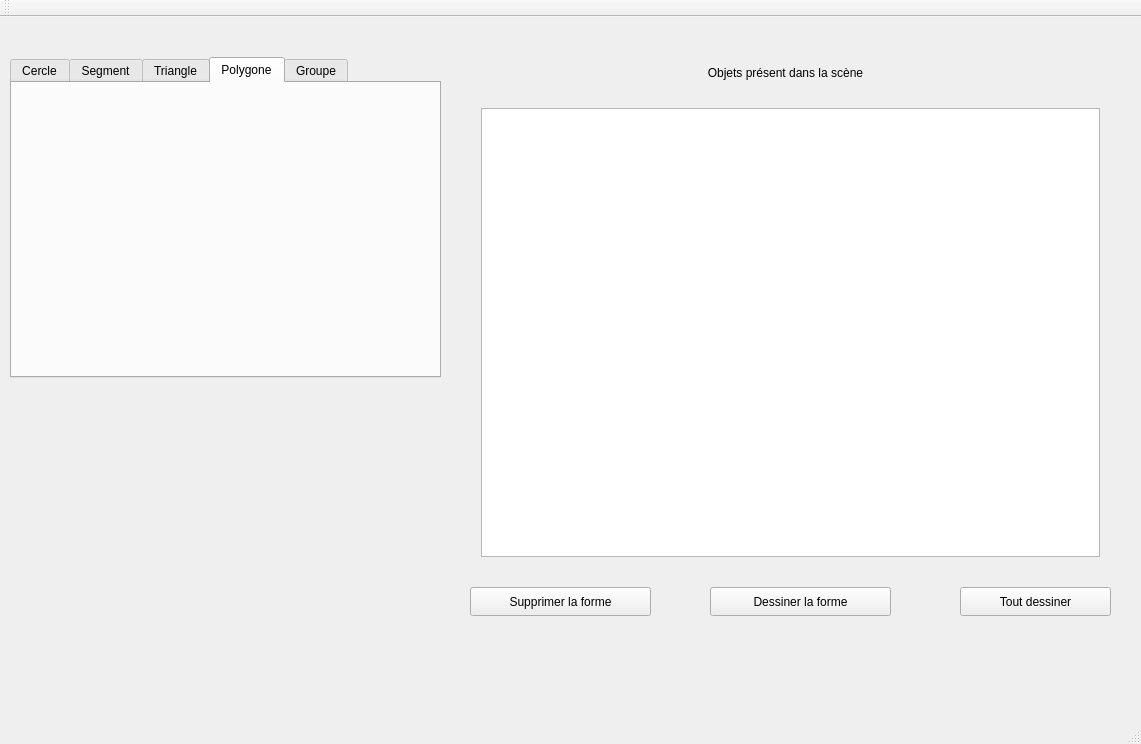
Qt form src/mainwindow.ui (lesquoyb/projet_synthese) before a commit.
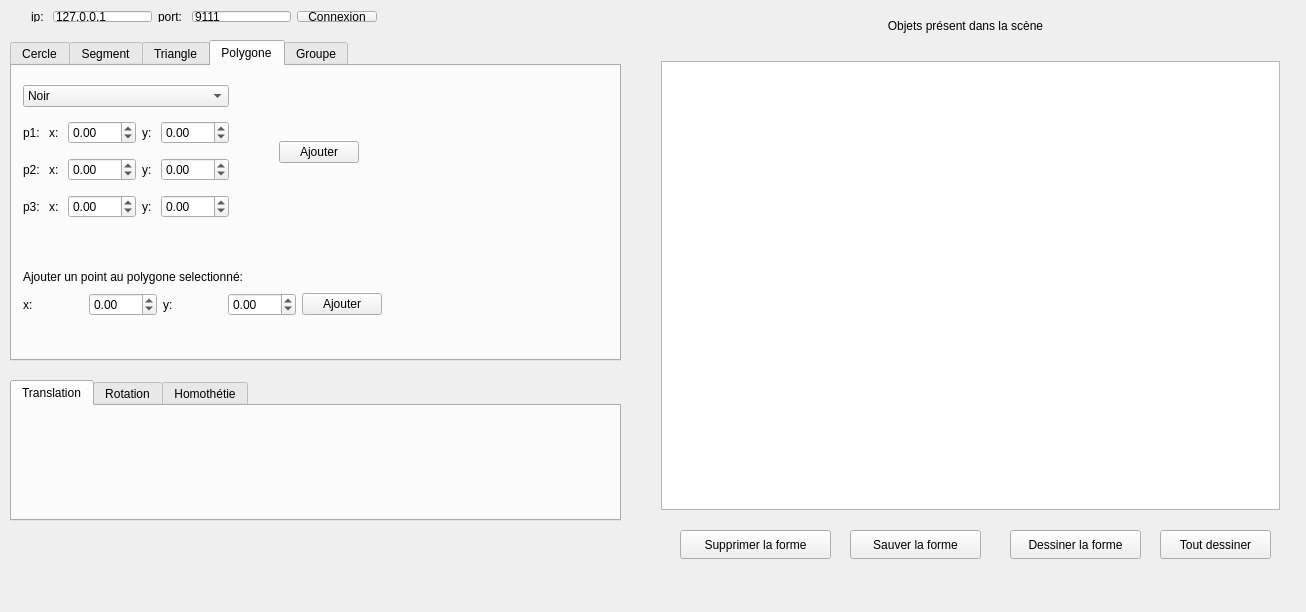
The same form after that commit. The open tabs and pages were chosen to show the change. Icons and pictures are not drawn.

```diff
--- a/src/mainwindow.ui
+++ b/src/mainwindow.ui
@@ -6,19 +6,19 @@
    <rect>
     <x>0</x>
     <y>0</y>
-    <width>1141</width>
-    <height>744</height>
+    <width>1306</width>
+    <height>612</height>
    </rect>
   </property>
   <property name="windowTitle">
-   <string>MainWindow</string>
+   <string>Dessinator: client</string>
   </property>
   <widget class="QWidget" name="centralWidget">
    <widget class="QLabel" name="label_5">
     <property name="geometry">
      <rect>
-      <x>670</x>
-      <y>40</y>
+      <x>850</x>
+      <y>10</y>
       <width>231</width>
       <height>31</height>
      </rect>
@@ -33,8 +33,8 @@
    <widget class="QWidget" name="verticalLayoutWidget">
     <property name="geometry">
      <rect>
-      <x>470</x>
-      <y>80</y>
+      <x>650</x>
+      <y>50</y>
       <width>641</width>
       <height>471</height>
      </rect>
@@ -50,12 +50,12 @@
      <rect>
       <x>10</x>
       <y>40</y>
-      <width>431</width>
+      <width>611</width>
       <height>321</height>
      </rect>
     </property>
     <property name="currentIndex">
-     <number>0</number>
+     <number>4</number>
     </property>
     <widget class="QWidget" name="tab">
      <attribute name="title">
@@ -796,19 +796,473 @@
      <attribute name="title">
       <string>Polygone</string>
      </attribute>
+     <widget class="QWidget" name="horizontalLayoutWidget_8">
+      <property name="geometry">
+       <rect>
+        <x>0</x>
+        <y>0</y>
+        <width>401</width>
+        <height>171</height>
+       </rect>
+      </property>
+      <layout class="QHBoxLayout" name="horizontalLayout_12">
+       <item>
+        <layout class="QVBoxLayout" name="verticalLayout_9">
+         <item>
+          <widget class="QComboBox" name="couleurPolygone">
+           <property name="editable">
+            <bool>false</bool>
+           </property>
+           <property name="currentText">
+            <string>Noir</string>
+           </property>
+           <item>
+            <property name="text">
+             <string>Noir</string>
+            </property>
+           </item>
+           <item>
+            <property name="text">
+             <string>Blanc</string>
+            </property>
+           </item>
+           <item>
+            <property name="text">
+             <string>Jaune</string>
+            </property>
+           </item>
+           <item>
+            <property name="text">
+             <string>Rouge</string>
+            </property>
+           </item>
+           <item>
+            <property name="text">
+             <string>Vert</string>
+            </property>
+           </item>
+           <item>
+            <property name="text">
+             <string>Bleu</string>
+            </property>
+           </item>
+          </widget>
+         </item>
+         <item>
+          <layout class="QHBoxLayout" name="horizontalLayout_13">
+           <item>
+            <widget class="QLabel" name="label_25">
+             <property name="text">
+              <string>p1: </string>
+             </property>
+            </widget>
+           </item>
+           <item>
+            <widget class="QLabel" name="label_26">
+             <property name="text">
+              <string>x: </string>
+             </property>
+            </widget>
+           </item>
+           <item>
+            <widget class="QDoubleSpinBox" name="pP1X">
+             <property name="toolTip">
+              <string>coordonnées en x du point</string>
+             </property>
+             <property name="minimum">
+              <double>-990.000000000000000</double>
+             </property>
+             <property name="maximum">
+              <double>999.990000000000009</double>
+             </property>
+             <property name="singleStep">
+              <double>10.000000000000000</double>
+             </property>
+            </widget>
+           </item>
+           <item>
+            <widget class="QLabel" name="label_27">
+             <property name="text">
+              <string>y: </string>
+             </property>
+            </widget>
+           </item>
+           <item>
+            <widget class="QDoubleSpinBox" name="pP1Y">
+             <property name="toolTip">
+              <string>coordonnées en y du point</string>
+             </property>
+             <property name="minimum">
+              <double>-990.000000000000000</double>
+             </property>
+             <property name="maximum">
+              <double>999.990000000000009</double>
+             </property>
+             <property name="singleStep">
+              <double>10.000000000000000</double>
+             </property>
+            </widget>
+           </item>
+          </layout>
+         </item>
+         <item>
+          <layout class="QHBoxLayout" name="horizontalLayout_14">
+           <item>
+            <widget class="QLabel" name="label_28">
+             <property name="text">
+              <string>p2: </string>
+             </property>
+            </widget>
+           </item>
+           <item>
+            <widget class="QLabel" name="label_29">
+             <property name="text">
+              <string>x: </string>
+             </property>
+            </widget>
+           </item>
+           <item>
+            <widget class="QDoubleSpinBox" name="pP2X">
+             <property name="toolTip">
+              <string>coordonnées en x du point</string>
+             </property>
+             <property name="minimum">
+              <double>-990.000000000000000</double>
+             </property>
+             <property name="maximum">
+              <double>999.990000000000009</double>
+             </property>
+             <property name="singleStep">
+              <double>10.000000000000000</double>
+             </property>
+            </widget>
+           </item>
+           <item>
+            <widget class="QLabel" name="label_30">
+             <property name="text">
+              <string>y: </string>
+             </property>
+            </widget>
+           </item>
+           <item>
+            <widget class="QDoubleSpinBox" name="pP2Y">
+             <property name="toolTip">
+              <string>coordonnées en y du point</string>
+             </property>
+             <property name="minimum">
+              <double>-990.000000000000000</double>
+             </property>
+             <property name="maximum">
+              <double>999.990000000000009</double>
+             </property>
+             <property name="singleStep">
+              <double>10.000000000000000</double>
+             </property>
+            </widget>
+           </item>
+          </layout>
+         </item>
+         <item>
+          <layout class="QHBoxLayout" name="horizontalLayout_15">
+           <item>
+            <widget class="QLabel" name="label_31">
+             <property name="text">
+              <string>p3: </string>
+             </property>
+            </widget>
+           </item>
+           <item>
+            <widget class="QLabel" name="label_32">
+             <property name="text">
+              <string>x: </string>
+             </property>
+            </widget>
+           </item>
+           <item>
+            <widget class="QDoubleSpinBox" name="pP3X">
+             <property name="toolTip">
+              <string>coordonnées en x du point</string>
+             </property>
+             <property name="minimum">
+              <double>-990.000000000000000</double>
+             </property>
+             <property name="maximum">
+              <double>999.990000000000009</double>
+             </property>
+             <property name="singleStep">
+              <double>10.000000000000000</double>
+             </property>
+            </widget>
+           </item>
+           <item>
+            <widget class="QLabel" name="label_33">
+             <property name="text">
+              <string>y: </string>
+             </property>
+            </widget>
+           </item>
+           <item>
+            <widget class="QDoubleSpinBox" name="pP3Y">
+             <property name="toolTip">
+              <string>coordonnées en y du point</string>
+             </property>
+             <property name="minimum">
+              <double>-990.000000000000000</double>
+             </property>
+             <property name="maximum">
+              <double>999.990000000000009</double>
+             </property>
+             <property name="singleStep">
+              <double>10.000000000000000</double>
+             </property>
+            </widget>
+           </item>
+          </layout>
+         </item>
+        </layout>
+       </item>
+       <item>
+        <spacer name="horizontalSpacer_7">
+         <property name="orientation">
+          <enum>Qt::Horizontal</enum>
+         </property>
+         <property name="sizeHint" stdset="0">
+          <size>
+           <width>40</width>
+           <height>20</height>
+          </size>
+         </property>
+        </spacer>
+       </item>
+       <item>
+        <layout class="QVBoxLayout" name="verticalLayout_10">
+         <item>
+          <spacer name="verticalSpacer_9">
+           <property name="orientation">
+            <enum>Qt::Vertical</enum>
+           </property>
+           <property name="sizeHint" stdset="0">
+            <size>
+             <width>20</width>
+             <height>40</height>
+            </size>
+           </property>
+          </spacer>
+         </item>
+         <item>
+          <widget class="QPushButton" name="ajout_polygone">
+           <property name="text">
+            <string>Ajouter</string>
+           </property>
+          </widget>
+         </item>
+         <item>
+          <spacer name="verticalSpacer_10">
+           <property name="orientation">
+            <enum>Qt::Vertical</enum>
+           </property>
+           <property name="sizeHint" stdset="0">
+            <size>
+             <width>20</width>
+             <height>40</height>
+            </size>
+           </property>
+          </spacer>
+         </item>
+        </layout>
+       </item>
+       <item>
+        <spacer name="horizontalSpacer_8">
+         <property name="orientation">
+          <enum>Qt::Horizontal</enum>
+         </property>
+         <property name="sizeHint" stdset="0">
+          <size>
+           <width>40</width>
+           <height>20</height>
+          </size>
+         </property>
+        </spacer>
+       </item>
+      </layout>
+     </widget>
+     <widget class="QWidget" name="verticalLayoutWidget_2">
+      <property name="geometry">
+       <rect>
+        <x>0</x>
+        <y>190</y>
+        <width>381</width>
+        <height>71</height>
+       </rect>
+      </property>
+      <layout class="QVBoxLayout" name="verticalLayout_11">
+       <item>
+        <widget class="QLabel" name="label">
+         <property name="text">
+          <string>Ajouter un point au polygone selectionné:</string>
+         </property>
+        </widget>
+       </item>
+       <item>
+        <layout class="QHBoxLayout" name="horizontalLayout_2">
+         <item>
+          <layout class="QHBoxLayout" name="horizontalLayout_16">
+           <item>
+            <widget class="QLabel" name="label_35">
+             <property name="text">
+              <string>x: </string>
+             </property>
+            </widget>
+           </item>
+           <item>
+            <widget class="QDoubleSpinBox" name="ajoutPX">
+             <property name="toolTip">
+              <string>coordonnées en x du point</string>
+             </property>
+             <property name="minimum">
+              <double>-990.000000000000000</double>
+             </property>
+             <property name="maximum">
+              <double>999.990000000000009</double>
+             </property>
+             <property name="singleStep">
+              <double>10.000000000000000</double>
+             </property>
+            </widget>
+           </item>
+           <item>
+            <widget class="QLabel" name="label_36">
+             <property name="text">
+              <string>y: </string>
+             </property>
+            </widget>
+           </item>
+           <item>
+            <widget class="QDoubleSpinBox" name="ajoutPY">
+             <property name="toolTip">
+              <string>coordonnées en y du point</string>
+             </property>
+             <property name="minimum">
+              <double>-990.000000000000000</double>
+             </property>
+             <property name="maximum">
+              <double>999.990000000000009</double>
+             </property>
+             <property name="singleStep">
+              <double>10.000000000000000</double>
+             </property>
+            </widget>
+           </item>
+           <item>
+            <widget class="QPushButton" name="ajouterPoint">
+             <property name="text">
+              <string>Ajouter</string>
+             </property>
+            </widget>
+           </item>
+          </layout>
+         </item>
+        </layout>
+       </item>
+      </layout>
+     </widget>
     </widget>
     <widget class="QWidget" name="tab_5">
      <attribute name="title">
       <string>Groupe</string>
      </attribute>
+     <widget class="QWidget" name="verticalLayoutWidget_3">
+      <property name="geometry">
+       <rect>
+        <x>0</x>
+        <y>0</y>
+        <width>601</width>
+        <height>281</height>
+       </rect>
+      </property>
+      <layout class="QVBoxLayout" name="verticalLayout_4">
+       <item>
+        <layout class="QHBoxLayout" name="horizontalLayout_18">
+         <item>
+          <widget class="QComboBox" name="couleurGroupe">
+           <property name="editable">
+            <bool>false</bool>
+           </property>
+           <property name="currentText">
+            <string>Noir</string>
+           </property>
+           <item>
+            <property name="text">
+             <string>Noir</string>
+            </property>
+           </item>
+           <item>
+            <property name="text">
+             <string>Blanc</string>
+            </property>
+           </item>
+           <item>
+            <property name="text">
+             <string>Jaune</string>
+            </property>
+           </item>
+           <item>
+            <property name="text">
+             <string>Rouge</string>
+            </property>
+           </item>
+           <item>
+            <property name="text">
+             <string>Vert</string>
+            </property>
+           </item>
+           <item>
+            <property name="text">
+             <string>Bleu</string>
+            </property>
+           </item>
+          </widget>
+         </item>
+         <item>
+          <widget class="QPushButton" name="creer_groupe">
+           <property name="text">
+            <string>Créer un nouveau groupe</string>
+           </property>
+          </widget>
+         </item>
+        </layout>
+       </item>
+       <item>
+        <widget class="Line" name="line">
+         <property name="orientation">
+          <enum>Qt::Horizontal</enum>
+         </property>
+        </widget>
+       </item>
+       <item>
+        <layout class="QHBoxLayout" name="horizontalLayout_17">
+         <item>
+          <widget class="QListWidget" name="listeGroupe"/>
+         </item>
+         <item>
+          <widget class="QPushButton" name="ajout_groupe">
+           <property name="text">
+            <string>Ajouter au groupe</string>
+           </property>
+          </widget>
+         </item>
+        </layout>
+       </item>
+      </layout>
+     </widget>
     </widget>
    </widget>
    <widget class="QPushButton" name="supprimer">
     <property name="geometry">
      <rect>
-      <x>470</x>
-      <y>570</y>
-      <width>181</width>
+      <x>680</x>
+      <y>530</y>
+      <width>151</width>
       <height>29</height>
      </rect>
     </property>
@@ -819,9 +1273,9 @@
    <widget class="QPushButton" name="dessiner_forme">
     <property name="geometry">
      <rect>
-      <x>710</x>
-      <y>570</y>
-      <width>181</width>
+      <x>1010</x>
+      <y>530</y>
+      <width>131</width>
       <height>29</height>
      </rect>
     </property>
@@ -832,9 +1286,9 @@
    <widget class="QPushButton" name="dessiner_tout">
     <property name="geometry">
      <rect>
-      <x>960</x>
-      <y>570</y>
-      <width>151</width>
+      <x>1160</x>
+      <y>530</y>
+      <width>111</width>
       <height>29</height>
      </rect>
     </property>
@@ -842,33 +1296,141 @@
      <string>Tout dessiner</string>
     </property>
    </widget>
-   <zorder>label_5</zorder>
-   <zorder>verticalLayoutWidget</zorder>
-   <zorder>tabWidget</zorder>
-   <zorder>horizontalLayoutWidget_7</zorder>
-   <zorder>supprimer</zorder>
-   <zorder>dessiner_forme</zorder>
-   <zorder>dessiner_tout</zorder>
+   <widget class="QTabWidget" name="transformations">
+    <property name="geometry">
+     <rect>
+      <x>10</x>
+      <y>380</y>
+      <width>611</width>
+      <height>141</height>
+     </rect>
+    </property>
+    <property name="currentIndex">
+     <number>0</number>
+    </property>
+    <widget class="QWidget" name="tab_6">
+     <attribute name="title">
+      <string>Translation</string>
+     </attribute>
+     <widget class="QWidget" name="verticalLayoutWidget_4">
+      <property name="geometry">
+       <rect>
+        <x>9</x>
+        <y>9</y>
+        <width>591</width>
+        <height>91</height>
+       </rect>
+      </property>
+      <layout class="QVBoxLayout" name="verticalLayout_12"/>
+     </widget>
+    </widget>
+    <widget class="QWidget" name="tab_8">
+     <attribute name="title">
+      <string>Rotation</string>
+     </attribute>
+    </widget>
+    <widget class="QWidget" name="tab_7">
+     <attribute name="title">
+      <string>Homothétie</string>
+     </attribute>
+    </widget>
+   </widget>
+   <widget class="QPushButton" name="sauver">
+    <property name="geometry">
+     <rect>
+      <x>850</x>
+      <y>530</y>
+      <width>131</width>
+      <height>29</height>
+     </rect>
+    </property>
+    <property name="text">
+     <string>Sauver la forme</string>
+    </property>
+   </widget>
+   <widget class="QWidget" name="widgetConnexion" native="true">
+    <property name="geometry">
+     <rect>
+      <x>10</x>
+      <y>0</y>
+      <width>391</width>
+      <height>31</height>
+     </rect>
+    </property>
+    <widget class="QWidget" name="horizontalLayoutWidget_4">
+     <property name="geometry">
+      <rect>
+       <x>10</x>
+       <y>0</y>
+       <width>381</width>
+       <height>33</height>
+      </rect>
+     </property>
+     <layout class="QHBoxLayout" name="layoutConnexion">
+      <item>
+       <widget class="QLabel" name="label_4">
+        <property name="text">
+         <string>ip: </string>
+        </property>
+       </widget>
+      </item>
+      <item>
+       <widget class="QLineEdit" name="ip">
+        <property name="text">
+         <string>127.0.0.1</string>
+        </property>
+       </widget>
+      </item>
+      <item>
+       <widget class="QLabel" name="label_6">
+        <property name="text">
+         <string>port: </string>
+        </property>
+       </widget>
+      </item>
+      <item>
+       <widget class="QLineEdit" name="port">
+        <property name="text">
+         <string>9111</string>
+        </property>
+       </widget>
+      </item>
+      <item>
+       <widget class="QPushButton" name="connexion">
+        <property name="text">
+         <string>Connexion</string>
+        </property>
+       </widget>
+      </item>
+      <item>
+       <widget class="QLabel" name="status_reseau">
+        <property name="text">
+         <string/>
+        </property>
+        <property name="pixmap">
+         <pixmap resource="../images.qrc">:/images/ressources/images/echec.png</pixmap>
+        </property>
+       </widget>
+      </item>
+     </layout>
+    </widget>
+   </widget>
   </widget>
   <widget class="QMenuBar" name="menuBar">
    <property name="geometry">
     <rect>
      <x>0</x>
      <y>0</y>
-     <width>1141</width>
+     <width>1306</width>
      <height>27</height>
     </rect>
    </property>
   </widget>
-  <widget class="QToolBar" name="mainToolBar">
-   <attribute name="toolBarArea">
-    <enum>TopToolBarArea</enum>
-   </attribute>
-   <attribute name="toolBarBreak">
+  <widget class="QStatusBar" name="statusBar">
+   <property name="sizeGripEnabled">
     <bool>false</bool>
-   </attribute>
+   </property>
   </widget>
-  <widget class="QStatusBar" name="statusBar"/>
  </widget>
  <layoutdefault spacing="6" margin="11"/>
  <resources/>
```
Left out of the diff: 4 changed lines with no effect on the pictures.
